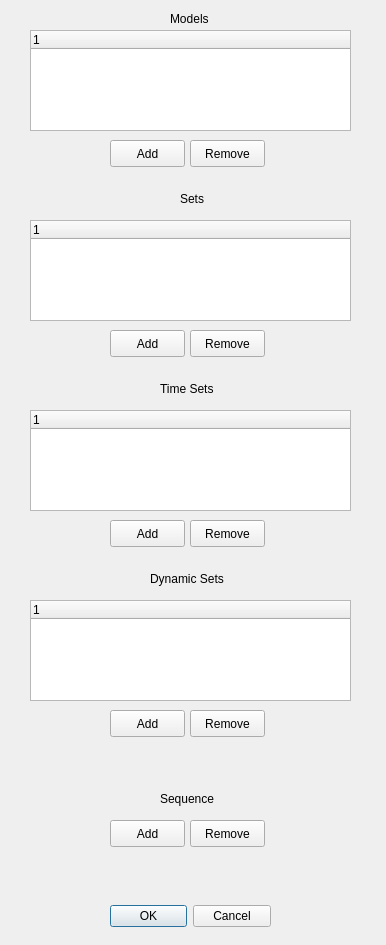
Above: Experimental/ModelPresentation/ModelPresentationDelegate/NewMpdDialog.ui from perryiv/cadkit before the change. Below: the same form after it.
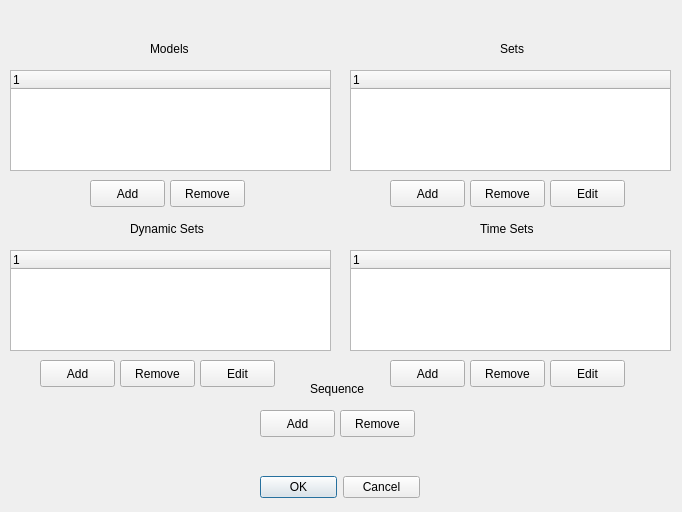
That is the form after the change.

Diff of the .ui file:
```diff
--- a/Experimental/ModelPresentation/ModelPresentationDelegate/NewMpdDialog.ui
+++ b/Experimental/ModelPresentation/ModelPresentationDelegate/NewMpdDialog.ui
@@ -5,8 +5,8 @@
    <rect>
     <x>0</x>
     <y>0</y>
-    <width>386</width>
-    <height>945</height>
+    <width>682</width>
+    <height>512</height>
    </rect>
   </property>
   <property name="windowTitle" >
@@ -15,10 +15,10 @@
   <widget class="QDialogButtonBox" name="okCancelButtons" >
    <property name="geometry" >
     <rect>
-     <x>110</x>
-     <y>900</y>
-     <width>161</width>
-     <height>32</height>
+     <x>260</x>
+     <y>473</y>
+     <width>160</width>
+     <height>29</height>
     </rect>
    </property>
    <property name="orientation" >
@@ -31,8 +31,8 @@
   <widget class="QPushButton" name="modelsAddButton" >
    <property name="geometry" >
     <rect>
-     <x>110</x>
-     <y>140</y>
+     <x>90</x>
+     <y>180</y>
      <width>75</width>
      <height>27</height>
     </rect>
@@ -44,8 +44,8 @@
   <widget class="QLabel" name="modelsLabel" >
    <property name="geometry" >
     <rect>
-     <x>170</x>
-     <y>10</y>
+     <x>150</x>
+     <y>40</y>
      <width>41</width>
      <height>18</height>
     </rect>
@@ -57,8 +57,8 @@
   <widget class="QLabel" name="setsLabel" >
    <property name="geometry" >
     <rect>
-     <x>180</x>
-     <y>190</y>
+     <x>500</x>
+     <y>40</y>
      <width>31</width>
      <height>18</height>
     </rect>
@@ -70,8 +70,8 @@
   <widget class="QLabel" name="timesetsLabel" >
    <property name="geometry" >
     <rect>
-     <x>160</x>
-     <y>380</y>
+     <x>480</x>
+     <y>220</y>
      <width>61</width>
      <height>18</height>
     </rect>
@@ -83,8 +83,8 @@
   <widget class="QLabel" name="dynamicLabel" >
    <property name="geometry" >
     <rect>
-     <x>150</x>
-     <y>570</y>
+     <x>130</x>
+     <y>220</y>
      <width>81</width>
      <height>18</height>
     </rect>
@@ -96,8 +96,8 @@
   <widget class="QLabel" name="sequenceLabel" >
    <property name="geometry" >
     <rect>
-     <x>160</x>
-     <y>790</y>
+     <x>310</x>
+     <y>380</y>
      <width>71</width>
      <height>18</height>
     </rect>
@@ -109,8 +109,8 @@
   <widget class="QTreeWidget" name="_modelsList" >
    <property name="geometry" >
     <rect>
-     <x>30</x>
-     <y>30</y>
+     <x>10</x>
+     <y>70</y>
      <width>321</width>
      <height>101</height>
     </rect>
@@ -130,8 +130,8 @@
   <widget class="QPushButton" name="modelsRemoveButton" >
    <property name="geometry" >
     <rect>
-     <x>190</x>
-     <y>140</y>
+     <x>170</x>
+     <y>180</y>
      <width>75</width>
      <height>27</height>
     </rect>
@@ -143,8 +143,8 @@
   <widget class="QPushButton" name="setsRemoveButton" >
    <property name="geometry" >
     <rect>
-     <x>190</x>
-     <y>330</y>
+     <x>470</x>
+     <y>180</y>
      <width>75</width>
      <height>27</height>
     </rect>
@@ -156,8 +156,8 @@
   <widget class="QTreeWidget" name="_setsList" >
    <property name="geometry" >
     <rect>
-     <x>30</x>
-     <y>220</y>
+     <x>350</x>
+     <y>70</y>
      <width>321</width>
      <height>101</height>
     </rect>
@@ -177,8 +177,8 @@
   <widget class="QPushButton" name="setsAddButton" >
    <property name="geometry" >
     <rect>
-     <x>110</x>
-     <y>330</y>
+     <x>390</x>
+     <y>180</y>
      <width>75</width>
      <height>27</height>
     </rect>
@@ -190,8 +190,8 @@
   <widget class="QPushButton" name="timesetsRemoveButton" >
    <property name="geometry" >
     <rect>
-     <x>190</x>
-     <y>520</y>
+     <x>470</x>
+     <y>360</y>
      <width>75</width>
      <height>27</height>
     </rect>
@@ -203,8 +203,8 @@
   <widget class="QPushButton" name="timesetsAddButton" >
    <property name="geometry" >
     <rect>
-     <x>110</x>
-     <y>520</y>
+     <x>390</x>
+     <y>360</y>
      <width>75</width>
      <height>27</height>
     </rect>
@@ -216,8 +216,8 @@
   <widget class="QTreeWidget" name="_timesetsList" >
    <property name="geometry" >
     <rect>
-     <x>30</x>
-     <y>410</y>
+     <x>350</x>
+     <y>250</y>
      <width>321</width>
      <height>101</height>
     </rect>
@@ -237,8 +237,8 @@
   <widget class="QPushButton" name="dynamicAddButton" >
    <property name="geometry" >
     <rect>
-     <x>110</x>
-     <y>710</y>
+     <x>40</x>
+     <y>360</y>
      <width>75</width>
      <height>27</height>
     </rect>
@@ -250,8 +250,8 @@
   <widget class="QTreeWidget" name="_dynamicList" >
    <property name="geometry" >
     <rect>
-     <x>30</x>
-     <y>600</y>
+     <x>10</x>
+     <y>250</y>
      <width>321</width>
      <height>101</height>
     </rect>
@@ -271,8 +271,8 @@
   <widget class="QPushButton" name="dynamicRemoveButton" >
    <property name="geometry" >
     <rect>
-     <x>190</x>
-     <y>710</y>
+     <x>120</x>
+     <y>360</y>
      <width>75</width>
      <height>27</height>
     </rect>
@@ -284,8 +284,8 @@
   <widget class="QPushButton" name="sequenceAddButton" >
    <property name="geometry" >
     <rect>
-     <x>110</x>
-     <y>820</y>
+     <x>260</x>
+     <y>410</y>
      <width>75</width>
      <height>27</height>
     </rect>
@@ -297,8 +297,8 @@
   <widget class="QPushButton" name="sequenceRemoveButton" >
    <property name="geometry" >
     <rect>
-     <x>190</x>
-     <y>820</y>
+     <x>340</x>
+     <y>410</y>
      <width>75</width>
      <height>27</height>
     </rect>
@@ -307,6 +307,45 @@
     <string>Remove</string>
    </property>
   </widget>
+  <widget class="QPushButton" name="setsEditButton" >
+   <property name="geometry" >
+    <rect>
+     <x>550</x>
+     <y>180</y>
+     <width>75</width>
+     <height>27</height>
+    </rect>
+   </property>
+   <property name="text" >
+    <string>Edit</string>
+   </property>
+  </widget>
+  <widget class="QPushButton" name="dynamicEditButton" >
+   <property name="geometry" >
+    <rect>
+     <x>200</x>
+     <y>360</y>
+     <width>75</width>
+     <height>27</height>
+    </rect>
+   </property>
+   <property name="text" >
+    <string>Edit</string>
+   </property>
+  </widget>
+  <widget class="QPushButton" name="timesetsEditButton" >
+   <property name="geometry" >
+    <rect>
+     <x>550</x>
+     <y>360</y>
+     <width>75</width>
+     <height>27</height>
+    </rect>
+   </property>
+   <property name="text" >
+    <string>Edit</string>
+   </property>
+  </widget>
  </widget>
  <resources/>
  <connections>
```
Left out of the diff: 2 changed lines with no effect on the pictures.
